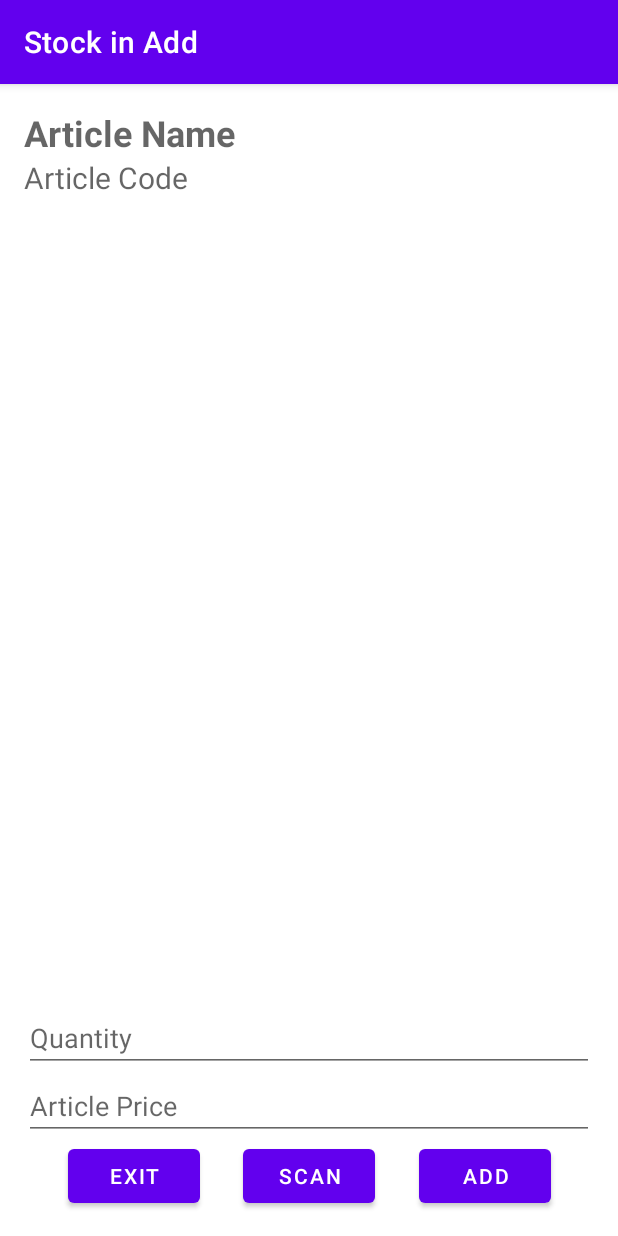
After one commit to ksharshembie/whint, an Android app: the StockInAddFragment screen opened through its navigation route, on a phone screen of 412 x 824 dp. The commit adds this screen. Run offline under Robolectric (Android 15) with nearby library versions, the phone set to English and light mode, and no system bars; our stand-ins replace navigation-ui.

```diff
--- a/app/src/main/AndroidManifest.xml
+++ b/app/src/main/AndroidManifest.xml
@@ -5,6 +5,7 @@
     <uses-permission android:name="android.permission.CAMERA" />
 
     <application
+        android:name=".App"
         android:allowBackup="true"
         android:dataExtractionRules="@xml/data_extraction_rules"
         android:fullBackupContent="@xml/backup_rules"
@@ -17,7 +18,8 @@
         <activity
             android:name=".MainActivity"
             android:exported="true"
-            android:label="@string/app_name">
+            android:label="@string/app_name"
+            android:windowSoftInputMode="adjustResize">
             <intent-filter>
                 <action android:name="android.intent.action.MAIN" />
 
--- a/app/src/main/java/com/ksharshembie/whint/MainActivity.kt
+++ b/app/src/main/java/com/ksharshembie/whint/MainActivity.kt
@@ -31,7 +31,8 @@ class MainActivity : AppCompatActivity() {
                 R.id.navigation_dashboard,
                 R.id.navigation_notifications,
                 R.id.stockInFragment,
-                R.id.scanFragment
+                R.id.scanFragment,
+                R.id.stockInAddFragment
             )
         )
         setupActionBarWithNavController(navController, appBarConfiguration)
--- /dev/null
+++ b/app/src/main/java/com/ksharshembie/whint/ui/home/stockIn/StockInAddFragment.kt
@@ -0,0 +1,38 @@
+package com.ksharshembie.whint.ui.home.stockIn
+
+import android.os.Bundle
+import androidx.fragment.app.Fragment
+import android.view.LayoutInflater
+import android.view.View
+import android.view.ViewGroup
+import androidx.navigation.fragment.findNavController
+import com.ksharshembie.whint.R
+import com.ksharshembie.whint.databinding.FragmentStockInAddBinding
+
+class StockInAddFragment : Fragment() {
+
+    private lateinit var binding: FragmentStockInAddBinding
+
+    override fun onCreateView(
+        inflater: LayoutInflater, container: ViewGroup?,
+        savedInstanceState: Bundle?
+    ): View? {
+        // Inflate the layout for this fragment
+        binding = FragmentStockInAddBinding.inflate(LayoutInflater.from(context), container, false)
+        return binding.root
+    }
+
+    override fun onViewCreated(view: View, savedInstanceState: Bundle?) {
+        super.onViewCreated(view, savedInstanceState)
+
+        binding.apply {
+            btnScan.setOnClickListener {
+                findNavController().navigate(R.id.scanFragment)
+            }
+            btnExit.setOnClickListener {
+                findNavController().navigateUp()
+            }
+        }
+    }
+
+}
--- /dev/null
+++ b/app/src/main/res/drawable/ic_edit_24.xml
@@ -0,0 +1,5 @@
+<vector android:height="24dp" android:tint="#000000"
+    android:viewportHeight="24" android:viewportWidth="24"
+    android:width="24dp" xmlns:android="http://schemas.android.com/apk/res/android">
+    <path android:fillColor="@android:color/white" android:pathData="M3,17.25V21h3.75L17.81,9.94l-3.75,-3.75L3,17.25zM20.71,7.04c0.39,-0.39 0.39,-1.02 0,-1.41l-2.34,-2.34c-0.39,-0.39 -1.02,-0.39 -1.41,0l-1.83,1.83 3.75,3.75 1.83,-1.83z"/>
+</vector>
--- /dev/null
+++ b/app/src/main/res/layout/fragment_stock_in_add.xml
@@ -0,0 +1,81 @@
+<?xml version="1.0" encoding="utf-8"?>
+<androidx.constraintlayout.widget.ConstraintLayout xmlns:android="http://schemas.android.com/apk/res/android"
+    xmlns:app="http://schemas.android.com/apk/res-auto"
+    xmlns:tools="http://schemas.android.com/tools"
+    android:layout_width="match_parent"
+    android:layout_height="match_parent"
+    android:padding="16dp"
+    tools:context=".ui.home.stockIn.StockInAddFragment">
+
+    <TextView
+        android:id="@+id/tv_articleName"
+        android:layout_width="match_parent"
+        android:layout_height="wrap_content"
+        android:hint="Article Name"
+        android:textSize="24sp"
+        android:textStyle="bold"
+        app:layout_constraintStart_toStartOf="parent"
+        app:layout_constraintTop_toTopOf="parent" />
+
+    <TextView
+        android:id="@+id/tv_articleCode"
+        android:layout_width="match_parent"
+        android:layout_height="wrap_content"
+        android:hint="Article Code"
+        android:textSize="20sp"
+        app:layout_constraintStart_toStartOf="parent"
+        app:layout_constraintTop_toBottomOf="@id/tv_articleName" />
+
+    <TextView
+        android:id="@+id/articleID"
+        android:layout_width="wrap_content"
+        android:layout_height="wrap_content"
+        android:hint="Article ID"
+        android:visibility="invisible"
+        app:layout_constraintStart_toStartOf="parent"
+        app:layout_constraintTop_toBottomOf="@id/tv_articleCode" />
+
+    <EditText
+        android:id="@+id/et_quantity"
+        android:layout_width="match_parent"
+        android:layout_height="wrap_content"
+        android:hint="Quantity"
+        android:inputType="number"
+        app:layout_constraintBottom_toTopOf="@id/et_articlePrice" />
+
+    <EditText
+        android:id="@+id/et_articlePrice"
+        android:layout_width="match_parent"
+        android:layout_height="wrap_content"
+        android:hint="Article Price"
+        android:inputType="numberDecimal"
+        app:layout_constraintBottom_toTopOf="@id/btn_add" />
+
+    <Button
+        android:id="@+id/btn_exit"
+        android:layout_width="wrap_content"
+        android:layout_height="wrap_content"
+        android:text="exit"
+        app:layout_constraintBottom_toBottomOf="parent"
+        app:layout_constraintEnd_toStartOf="@id/btn_scan"
+        app:layout_constraintStart_toStartOf="parent" />
+
+    <Button
+        android:id="@+id/btn_scan"
+        android:layout_width="wrap_content"
+        android:layout_height="wrap_content"
+        android:text="Scan"
+        app:layout_constraintBottom_toBottomOf="parent"
+        app:layout_constraintEnd_toEndOf="parent"
+        app:layout_constraintStart_toStartOf="parent" />
+
+    <Button
+        android:id="@+id/btn_add"
+        android:layout_width="wrap_content"
+        android:layout_height="wrap_content"
+        android:text="add"
+        app:layout_constraintBottom_toBottomOf="parent"
+        app:layout_constraintEnd_toEndOf="parent"
+        app:layout_constraintStart_toEndOf="@id/btn_scan" />
+
+</androidx.constraintlayout.widget.ConstraintLayout>
--- a/app/src/main/res/navigation/mobile_navigation.xml
+++ b/app/src/main/res/navigation/mobile_navigation.xml
@@ -29,7 +29,12 @@
         tools:layout="@layout/fragment_stock_in" />
     <fragment
         android:id="@+id/scanFragment"
-        android:name="com.ksharshembie.whint.ScanFragment"
+        android:name="com.ksharshembie.whint.ui.scan.ScanFragment"
         android:label="Scan"
         tools:layout="@layout/fragment_scan" />
+    <fragment
+        android:id="@+id/stockInAddFragment"
+        android:name="com.ksharshembie.whint.ui.home.stockIn.StockInAddFragment"
+        android:label="Stock in Add"
+        tools:layout="@layout/fragment_stock_in_add" />
 </navigation>
```
Also changed, not shown: app/build.gradle (+7 -0 lines), app/src/main/java/com/ksharshembie/whint/App.kt (added, +20 -0 lines), app/src/main/java/com/ksharshembie/whint/local/dao/ArticleDao.kt (added, +19 -0 lines), app/src/main/java/com/ksharshembie/whint/local/db/Database.kt (added, +11 -0 lines), app/src/main/java/com/ksharshembie/whint/local/room/Article.kt (added, +13 -0 lines), app/src/main/java/com/ksharshembie/whint/ui/home/stockIn/StockInFragment.kt (+13 -2 lines), app/src/main/java/com/ksharshembie/whint/ui/scan/ScanFragment.kt (renamed from app/src/main/java/com/ksharshembie/whint/ScanFragment.kt, +36 -4 lines), app/src/main/res/layout/fragment_scan.xml (+43 -6 lines), app/src/main/res/layout/fragment_stock_in.xml (+21 -2 lines).
